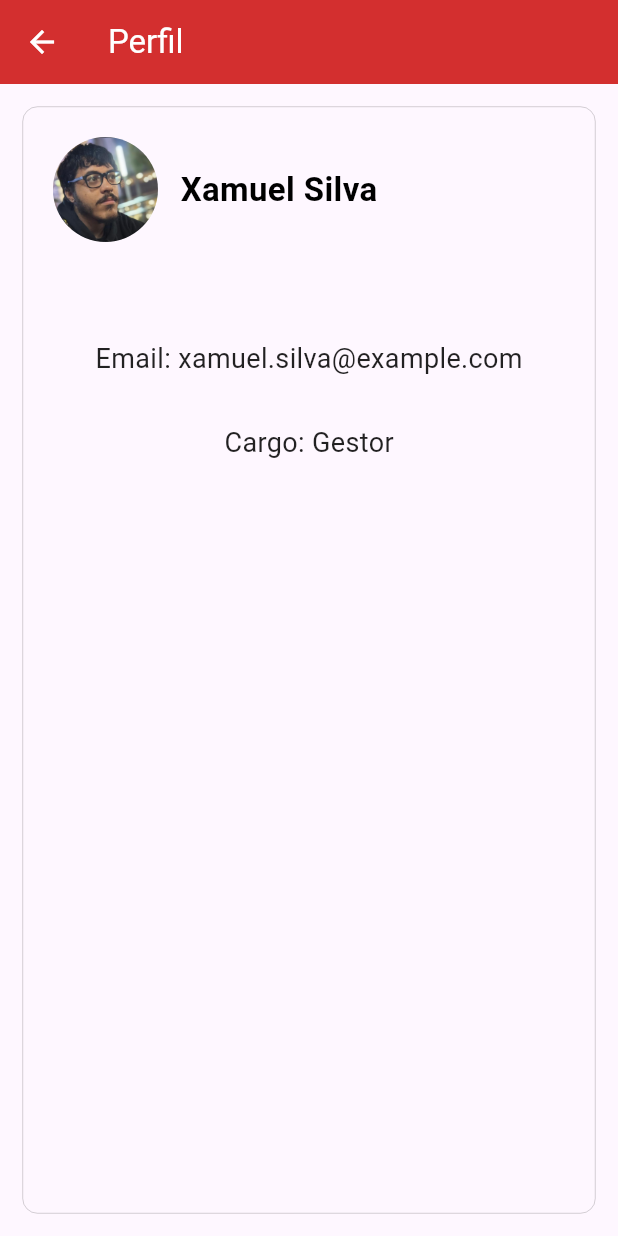
After one commit to NakamuraFelipe/Jornada, a Flutter app: the PerfilPage screen opened directly, on a phone screen of 412 x 824 dp. The commit adds this screen. Run offline on Flutter 3.47's test engine with Material 3 defaults, Android fonts, the phone set to English and light mode, and no system bars; our stand-ins replace shared_preferences; accounts and stored records are empty.

Commit message:
começo da pagina de perfil, mudança na criar leads

```diff
--- /dev/null
+++ b/lib/perfil_page.dart
@@ -0,0 +1,81 @@
+import 'package:flutter/material.dart';
+
+class PerfilPage extends StatefulWidget {
+  @override
+  _PerfilPageState createState() => _PerfilPageState();
+}
+
+class _PerfilPageState extends State<PerfilPage> {
+  @override
+  Widget build(BuildContext context) {
+    return Scaffold(
+      appBar: AppBar(
+        title: const Text('Perfil'),
+        backgroundColor: Color(0xFFD32F2F),
+        foregroundColor: Colors.white,
+      ),
+
+      body: Center(
+        child: Container(
+          margin: EdgeInsets.all(15),
+          decoration: BoxDecoration(
+            borderRadius: BorderRadius.circular(10),
+            border: Border.all(color: Colors.black38, width: 0.3),
+          ),
+          child: Column(
+            children: [
+              Stack(
+                children: [
+                  Container(width: double.infinity, height: 120),
+
+                  Positioned(
+                    left: 20,
+                    top: 20,
+                    child: Row(
+                      children: [
+                        CircleAvatar(
+                          radius: 35,
+                          backgroundColor: Colors.grey[300],
+                          backgroundImage: AssetImage(
+                            'assets/images/foto_perfil_teste.png',
+                          ),
+                        ),
+
+                        const SizedBox(width: 15),
+
+                        // NOME
+                        const Text(
+                          "Xamuel Silva",
+                          style: TextStyle(
+                            fontSize: 22,
+                            fontWeight: FontWeight.bold,
+                            color: Colors.black,
+                          ),
+                        ),
+                      ],
+                    ),
+                  ),
+                ],
+              ),
+              const SizedBox(height: 20),
+              Container(
+                padding: EdgeInsets.all(15),
+                child: const Text(
+                  "Email: xamuel.silva@example.com",
+                  style: TextStyle(fontSize: 18, color: Colors.black87),
+                ),
+              ),
+              Container(
+                padding: EdgeInsets.all(15),
+                child: const Text(
+                  "Cargo: Gestor",
+                  style: TextStyle(fontSize: 18, color: Colors.black87),
+                ),
+              ),
+            ],
+          ),
+        ),
+      ),
+    );
+  }
+}
```
Also changed, not shown: lib/criar_leads.dart (+50 -20 lines).
